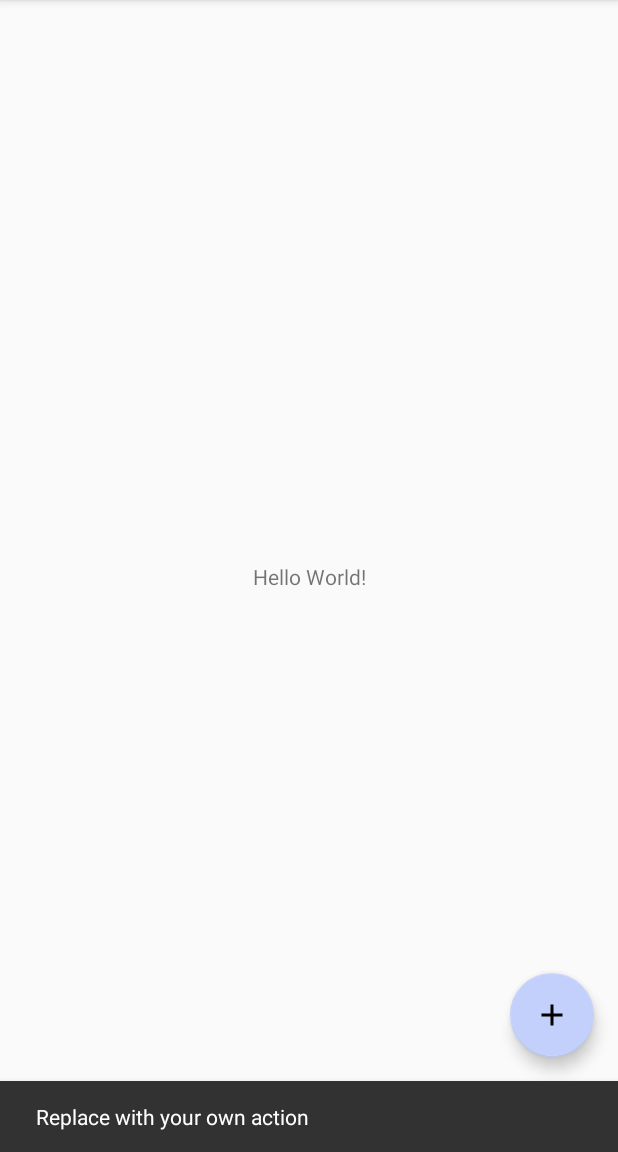
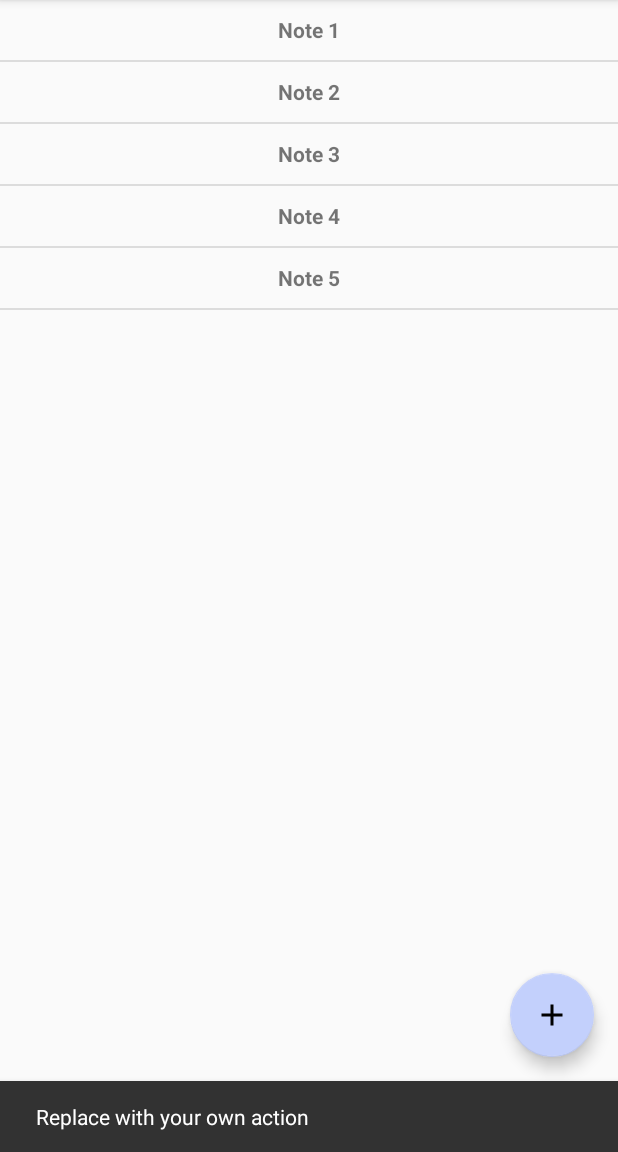
Before and after one commit to Golgoroth22/GeekBrains_Android2, an Android app: the screen it shows after launch (ListActivity), after a tap on an icon or button, on a phone screen of 412 x 824 dp, the part 84-1236 px from its top. Run offline under Robolectric (Android 15) with nearby library versions, the phone set to English and light mode, and no system bars.

Commit message:
Create short view for list items

```diff
--- a/A2_L1/app/src/main/java/com/falin/valentin/a2_l1/ListActivity.java
+++ b/A2_L1/app/src/main/java/com/falin/valentin/a2_l1/ListActivity.java
@@ -16,7 +16,7 @@ import android.widget.ListView;
 
 public class ListActivity extends AppCompatActivity
         implements NavigationView.OnNavigationItemSelectedListener {
-    private ListView listView;
+    private MyListViewAdapter adapter;
 
     @Override
     protected void onCreate(Bundle savedInstanceState) {
@@ -40,8 +40,16 @@ public class ListActivity extends AppCompatActivity
         drawer.addDrawerListener(toggle);
         toggle.syncState();
 
+        setListView();
+
         NavigationView navigationView = (NavigationView) findViewById(R.id.nav_view);
         navigationView.setNavigationItemSelectedListener(this);
+    }
+
+    private void setListView() {
+        ListView listView = findViewById(R.id.content_list_view);
+        adapter = new MyListViewAdapter(this);
+        listView.setAdapter(adapter);
     }
 
     @Override
--- a/A2_L1/app/src/main/java/com/falin/valentin/a2_l1/MyListViewAdapter.java
+++ b/A2_L1/app/src/main/java/com/falin/valentin/a2_l1/MyListViewAdapter.java
@@ -47,11 +47,8 @@ public class MyListViewAdapter extends BaseAdapter {
         if (view == null) {
             view = layoutInflater.inflate(R.layout.list_view_item, viewGroup, false);
         }
-        TextView titleTextView = view.findViewById(R.id.item_title);
+        TextView titleTextView = view.findViewById(R.id.short_item_title);
         titleTextView.setText(list.get(i).getTitle());
-
-        TextView textView = view.findViewById(R.id.item_text);
-        textView.setText(list.get(i).getText());
 
         return view;
     }
--- a/A2_L1/app/src/main/res/layout/content_list.xml
+++ b/A2_L1/app/src/main/res/layout/content_list.xml
@@ -8,13 +8,9 @@
     tools:context="com.falin.valentin.a2_l1.ListActivity"
     tools:showIn="@layout/app_bar_list">
 
-    <TextView
-        android:layout_width="wrap_content"
-        android:layout_height="wrap_content"
-        android:text="Hello World!"
-        app:layout_constraintBottom_toBottomOf="parent"
-        app:layout_constraintLeft_toLeftOf="parent"
-        app:layout_constraintRight_toRightOf="parent"
-        app:layout_constraintTop_toTopOf="parent" />
+    <ListView
+        android:id="@+id/content_list_view"
+        android:layout_width="match_parent"
+        android:layout_height="match_parent" />
 
 </android.support.constraint.ConstraintLayout>
--- a/A2_L1/app/src/main/res/layout/list_view_item.xml
+++ b/A2_L1/app/src/main/res/layout/list_view_item.xml
@@ -1,21 +1,12 @@
 <?xml version="1.0" encoding="utf-8"?>
-<LinearLayout xmlns:android="http://schemas.android.com/apk/res/android"
+<FrameLayout xmlns:android="http://schemas.android.com/apk/res/android"
     android:layout_width="match_parent"
-    android:layout_height="match_parent"
-    android:orientation="vertical">
+    android:layout_height="match_parent">
 
     <TextView
-        android:id="@+id/item_title"
+        android:id="@+id/short_item_title"
         android:layout_width="match_parent"
-        android:layout_height="0dp"
-        android:layout_weight="1"
+        android:layout_height="@dimen/dimen_40dp"
         android:gravity="center"
         android:textStyle="bold" />
-
-    <TextView
-        android:id="@+id/item_text"
-        android:layout_width="match_parent"
-        android:layout_height="0dp"
-        android:layout_gravity="top"
-        android:layout_weight="4" />
-</LinearLayout>
+</FrameLayout>
--- a/A2_L1/app/src/main/res/values/dimens.xml
+++ b/A2_L1/app/src/main/res/values/dimens.xml
@@ -5,4 +5,5 @@
     <dimen name="nav_header_vertical_spacing">8dp</dimen>
     <dimen name="nav_header_height">176dp</dimen>
     <dimen name="fab_margin">16dp</dimen>
+    <dimen name="dimen_40dp">40dp</dimen>
 </resources>
```
Also changed, not shown: A2_L1/app/src/main/res/layout/list_view_full_item.xml (added, +21 -0 lines).
